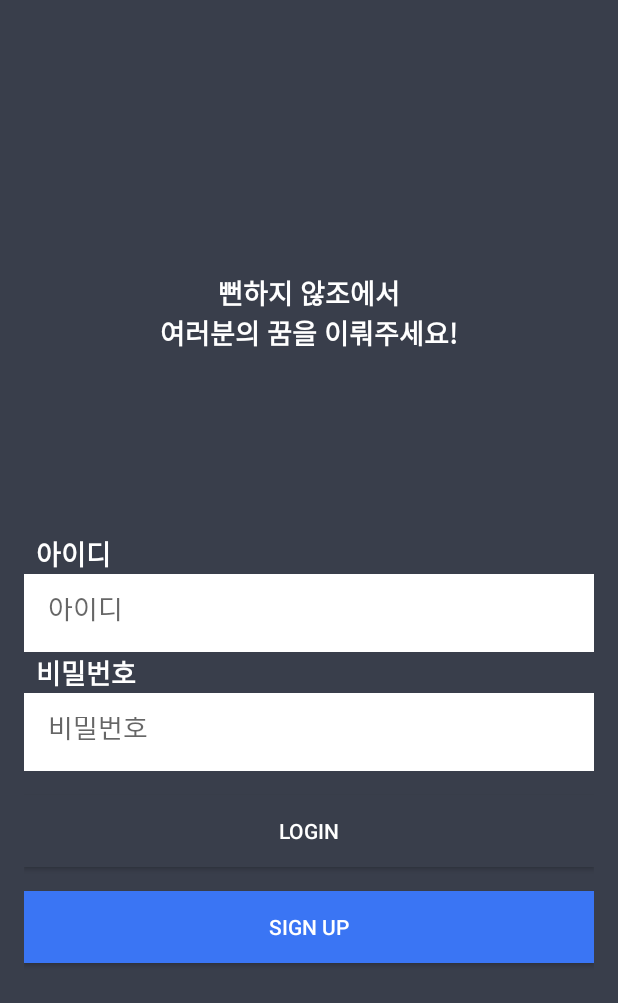
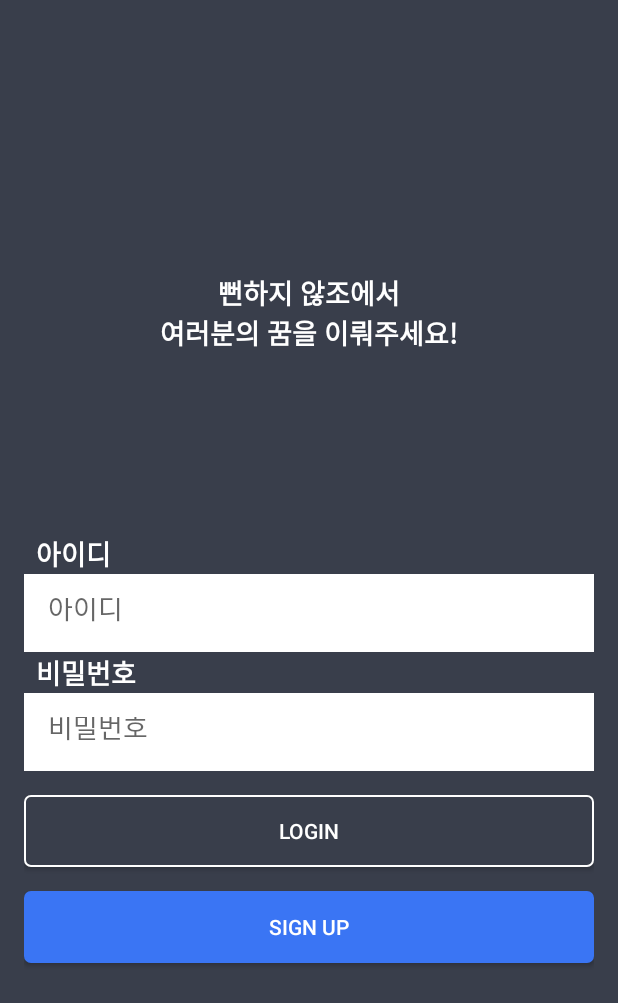
Before and after one commit to VonLyus/notFedUp, an Android app: the screen it shows after launch (SignInPageActivity), on a phone screen of 412 x 824 dp. Shown: the top 1003 px of the screen. Run offline under Robolectric (Android 15) with nearby library versions, the phone set to English and light mode, and no system bars.

Commit message:
[DESIGN] : 🎨 Button 테두리

```diff
--- /dev/null
+++ b/app/src/main/res/drawable/button_background.xml
@@ -0,0 +1,16 @@
+<selector xmlns:android="http://schemas.android.com/apk/res/android">
+    <item android:state_pressed="true">
+        <shape>
+            <solid android:color="#3A75F4" />
+            <stroke android:color="#FFFFFF" android:width="1dp" />
+            <corners android:radius="4dp" />
+        </shape>
+    </item>
+    <item>
+        <shape>
+            <solid android:color="#393E4B" />
+            <stroke android:color="#FFFFFF" android:width="1dp" />
+            <corners android:radius="4dp" />
+        </shape>
+    </item>
+</selector>
--- /dev/null
+++ b/app/src/main/res/drawable/rectangular_button_background.xml
@@ -0,0 +1,5 @@
+<?xml version="1.0" encoding="utf-8"?>
+<shape xmlns:android="http://schemas.android.com/apk/res/android">
+    <solid android:color="#FFFFFF" /> <!-- 배경 색상 설정 -->
+    <corners android:radius="4dp" /> <!-- 모서리 둥글기 설정 -->
+</shape>
--- a/app/src/main/res/layout/activity_sign_in_page.xml
+++ b/app/src/main/res/layout/activity_sign_in_page.xml
@@ -64,7 +64,7 @@
         android:text="LOGIN"
         android:textColor="#FFFFFF"
         android:layout_marginTop="16dp"
-        android:background="#393E4B" />
+        android:background="@drawable/button_background" />
 
     <Button
         android:id="@+id/buttonSignUp"
@@ -73,6 +73,7 @@
         android:text="SIGN UP"
         android:textColor="#FFFFFF"
         android:layout_marginTop="16dp"
-        android:background="#3A75F4" />
+        android:background="@drawable/button_background"
+        android:backgroundTint="#3A75F4" />
 
 </LinearLayout>
--- a/app/src/main/res/values/colors.xml
+++ b/app/src/main/res/values/colors.xml
@@ -4,6 +4,6 @@
     <color name="white">#FFFFFFFF</color>
     <color name="weightGray">#D9D9D9</color>
     <color name="lightGray">#D9D9D9</color>
-    <color name="blue">#3A75F4</color>
+    <color name="button_signup_color">#3A75F4</color>
     <color name="writePageButton">#3A75F4</color>
 </resources>
```
